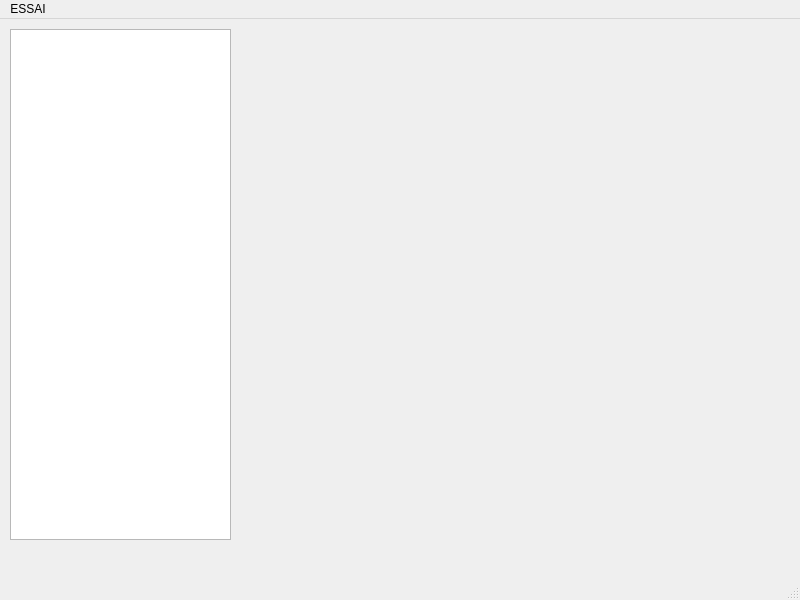
Before: the Qt Designer form PluriNotes/relationswindows.ui in guillaumejounel/PluriNotes, drawn with Qt 5.
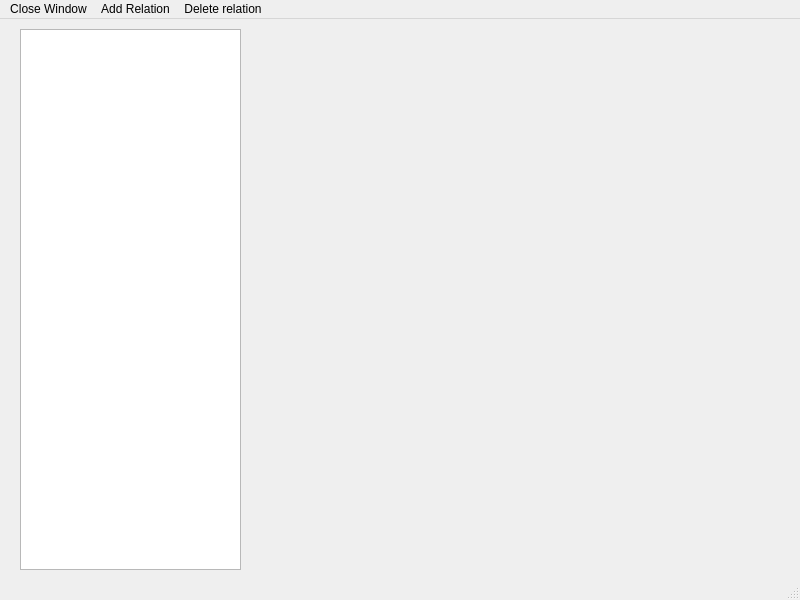
After: the same form once the commit is applied.

Commit message: add ling to relation window in main app

```diff
--- a/PluriNotes/relationswindows.ui
+++ b/PluriNotes/relationswindows.ui
@@ -17,10 +17,10 @@
    <widget class="QListView" name="listOfAllRelations">
     <property name="geometry">
      <rect>
-      <x>10</x>
+      <x>20</x>
       <y>10</y>
       <width>221</width>
-      <height>511</height>
+      <height>541</height>
      </rect>
     </property>
    </widget>
@@ -36,11 +36,23 @@
    </property>
    <widget class="QMenu" name="menuESSAI">
     <property name="title">
-     <string>ESSAI</string>
+     <string>Close Window</string>
     </property>
     <addaction name="actionCeci_est_mon_menu"/>
    </widget>
+   <widget class="QMenu" name="menuAdd_Relation">
+    <property name="title">
+     <string>Add Relation</string>
+    </property>
+   </widget>
+   <widget class="QMenu" name="menuDelete_relation">
+    <property name="title">
+     <string>Delete relation</string>
+    </property>
+   </widget>
    <addaction name="menuESSAI"/>
+   <addaction name="menuAdd_Relation"/>
+   <addaction name="menuDelete_relation"/>
   </widget>
   <widget class="QStatusBar" name="statusbar"/>
   <action name="actionCeci_est_mon_menu">
```
The commit also changes 6 other files.
